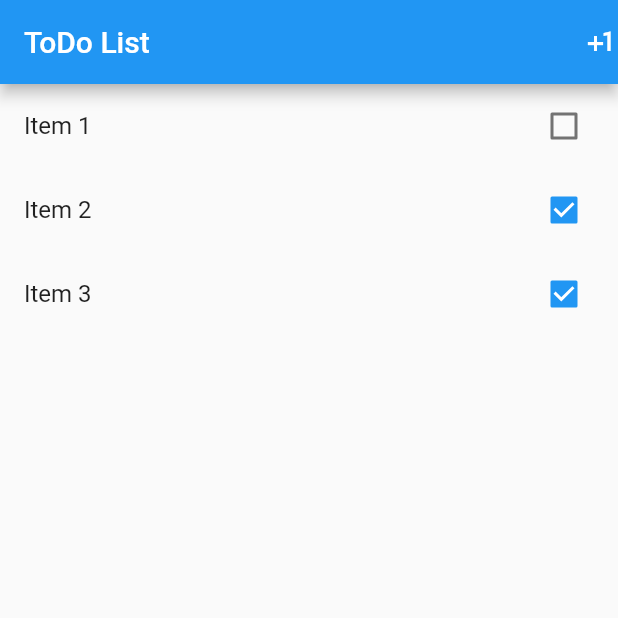
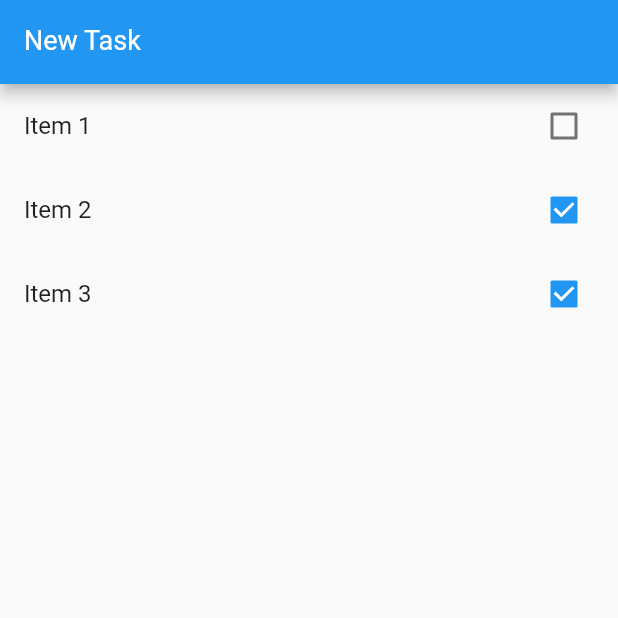
Before and after one commit to jottave/todo, a Flutter app: the screen it shows after launch, on a phone screen of 412 x 824 dp, the top half of it. Run offline on Flutter 3.47's test engine with Material 2 defaults, Android fonts, the phone set to English and light mode, and no system bars.

```diff
--- a/lib/main.dart
+++ b/lib/main.dart
@@ -33,14 +33,24 @@ class HomePage extends StatefulWidget {
 }
 
 class _HomePageState extends State<HomePage> {
+  var newTaskCtrl = TextEditingController();
+
   @override
   Widget build(BuildContext context) {
     return Scaffold(
       appBar: AppBar(
-        title: Text("ToDo List"),
-        actions: <Widget>[
-          Icon(Icons.plus_one),
-        ],
+        title: TextFormField(
+          controller: newTaskCtrl,
+          keyboardType: TextInputType.text,
+          style: TextStyle(
+            color: Colors.white,
+            fontSize: 18,
+          ),
+          decoration: InputDecoration(
+            labelText: "New Task",
+            labelStyle: TextStyle(color: Colors.white),
+          ),
+        ),
       ),
       body: ListView.builder(
         itemCount: widget.items.length,
```
